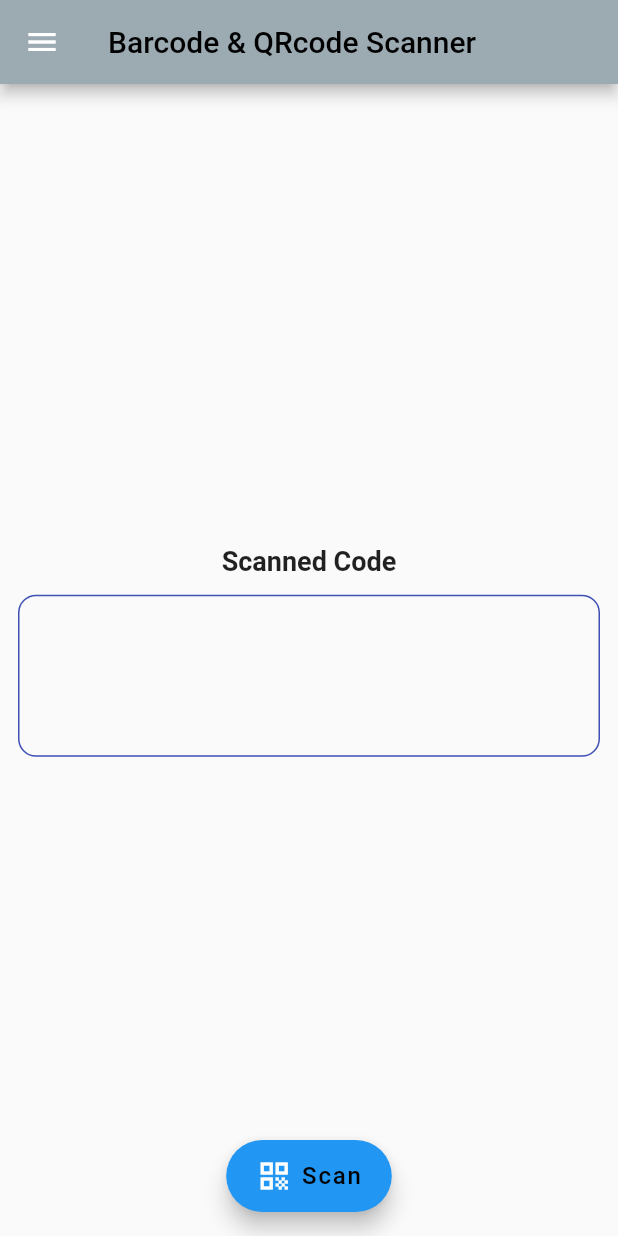
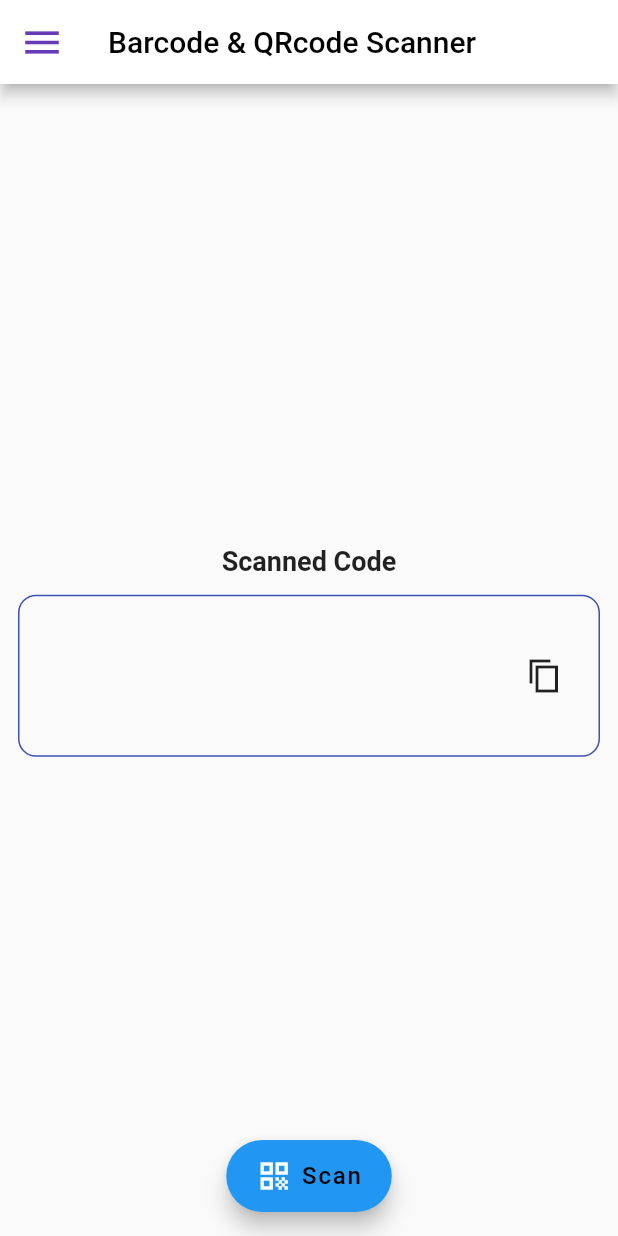
Before and after one commit to codersantoshadhikari/barcode-qr, a Flutter app: the screen it shows after launch, on a phone screen of 412 x 824 dp. Run offline on Flutter 3.47's test engine with Material 2 defaults, Android fonts, the phone set to English and light mode, and no system bars; our stand-ins replace audioplayers, shared_preferences, vibration; missing offline and left inert: flutter_barcode_scanner, flutter_inappwebview.

Commit message:
code update

```diff
--- a/lib/screens/main_screen.dart
+++ b/lib/screens/main_screen.dart
@@ -1,4 +1,5 @@
 import 'package:flutter/material.dart';
+import 'package:flutter/services.dart';
 import 'package:provider/provider.dart';
 import '../main.dart';
 import '../providers/barcode_provider.dart';
@@ -6,7 +7,7 @@ import '../utils/keys.dart';
 import '../widgets/drawer_main.dart';
 
 class MainScreen extends StatefulWidget {
-  const MainScreen({super.key});
+  const MainScreen({Key? key});
 
   @override
   State<MainScreen> createState() => _MainScreenState();
@@ -20,16 +21,29 @@ class _MainScreenState extends State<MainScreen> {
         key: mainKey,
         drawer: const DrawerMain(),
         appBar: AppBar(
-          backgroundColor: const Color.fromARGB(255, 156, 170, 178),
+          leading: Builder(
+            builder: (BuildContext context) {
+              return IconButton(
+                icon: const Icon(
+                  Icons.menu,
+                  size: 30,
+                  color: Colors.deepPurple,
+                ),
+                onPressed: () {
+                  Scaffold.of(context).openDrawer();
+                },
+                tooltip: MaterialLocalizations.of(context).openAppDrawerTooltip,
+              );
+            },
+          ),
+          backgroundColor: const Color.fromARGB(255, 255, 255, 255),
           title: const Text(
             "Barcode & QRcode Scanner",
             style: TextStyle(color: Colors.black),
           ),
         ),
-        // backgroundColor: Colors.blueGrey,
         floatingActionButtonLocation: FloatingActionButtonLocation.centerFloat,
         floatingActionButton: FloatingActionButton.extended(
-            // backgroundColor: Colors.blueGrey,
           onPressed: () => barcode.scanBarcodeNormal(),
           label: const Row(
             children: [
@@ -38,9 +52,10 @@ class _MainScreenState extends State<MainScreen> {
               Text(
                 "Scan",
                 style: TextStyle(fontSize: 16, color: Colors.black),
-                )
+              ),
             ],
-            )),
+          ),
+        ),
         body: SafeArea(
           child: Column(
             mainAxisAlignment: MainAxisAlignment.center,
@@ -55,14 +70,60 @@ class _MainScreenState extends State<MainScreen> {
                 margin: const EdgeInsets.all(12),
                 padding: const EdgeInsets.all(12),
                 decoration: BoxDecoration(
-                  // color: const Color.fromARGB(255, 173, 171, 171),
                   borderRadius: BorderRadius.circular(12),
-                  border: Border.all(color: primary)),
-              child: SelectableText(barcode.barcodeScanRes,
-                  style: const TextStyle(fontSize: 16)),
-            )
+                  border: Border.all(color: primary),
+                ),
+                child: Row(
+                  children: [
+                    Expanded(
+                      child: SelectableText(
+                        barcode.barcodeScanRes,
+                        style: const TextStyle(fontSize: 16),
+                      ),
+                    ),
+                    IconButton(
+                      onPressed: () {
+                        Clipboard.setData(
+                          ClipboardData(
+                            text: barcode.barcodeScanRes,
+                          ),
+                        );
+
+                        showModalBottomSheet(
+                          backgroundColor: Colors.transparent,
+                          constraints: BoxConstraints(
+                            minWidth: MediaQuery.of(context).size.width * 0.5,
+                          ),
+                          isDismissible: false,
+                          context: context,
+                          builder: (context) {
+                            return Container(
+                              width: double.minPositive,
+                              alignment: Alignment.center,
+                              decoration: BoxDecoration(
+                                color: Colors.black54,
+                                borderRadius: BorderRadius.circular(10),
+                              ),
+                              height: 50,
+                              child: const Text(
+                                'Copy Successfully',
+                                style: TextStyle(
+                                  color: Colors.lightGreen,
+                                  fontWeight: FontWeight.bold,
+                                ),
+                              ),
+                            );
+                          },
+                        );
+                      },
+                      icon: const Icon(Icons.copy_sharp),
+                    ),
                   ],
-        )),
+                ),
+              ),
+            ],
+          ),
+        ),
       );
     });
   }
--- a/lib/widgets/drawer_main.dart
+++ b/lib/widgets/drawer_main.dart
@@ -16,7 +16,7 @@ class AboutPage extends StatelessWidget {
         body: InAppWebView(
           initialUrlRequest: URLRequest(
             url: Uri.parse(
-                'https://santoshadhikary.github.io/Barcode-QR-scannerprivacypolicy/'), // URL of the privacy policy page
+                'https://codersantoshadhikari.github.io/Barcode-QR-Code-Scanner/'), // URL of the privacy policy page
           ),
         ),
       ),
--- a/pubspec.yaml
+++ b/pubspec.yaml
@@ -42,6 +42,7 @@ dependencies:
   vibration: ^1.7.6
   url_launcher: ^6.1.14
   flutter_inappwebview: ^5.7.2+3
+  qr_flutter: ^4.1.0
 
 dev_dependencies:
   flutter_test:
```
Also changed, not shown: assets/concept.png, pubspec.lock, 2 other files. Lines whose indentation alone changed are shown as unchanged.
